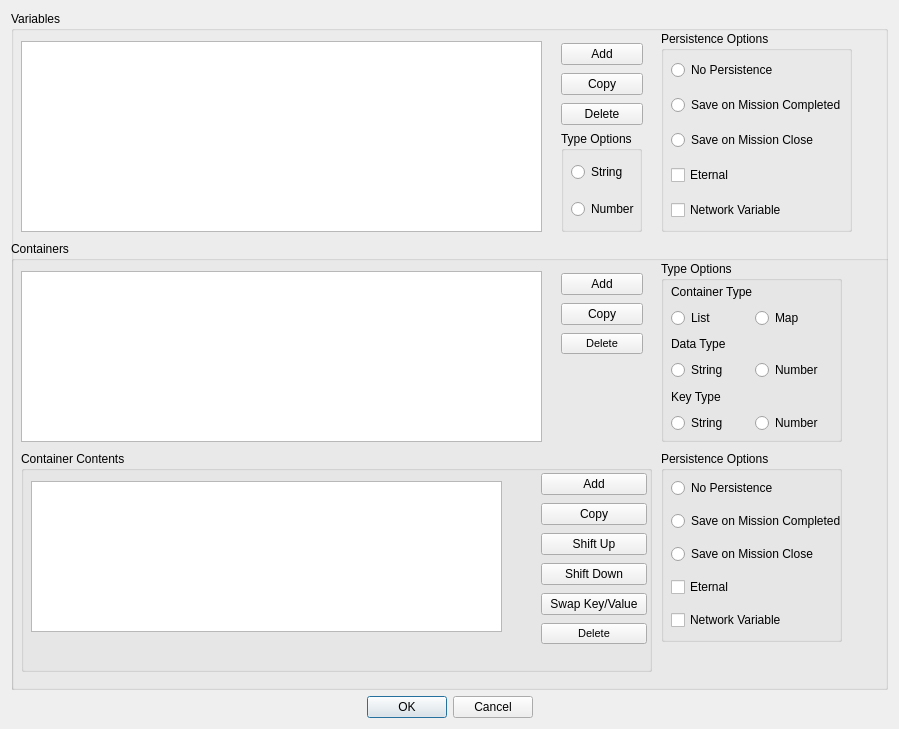
Before: the Qt Designer form qtfred/ui/VariableDialog.ui in scp-fs2open/fs2open.github.com, drawn with Qt 5.
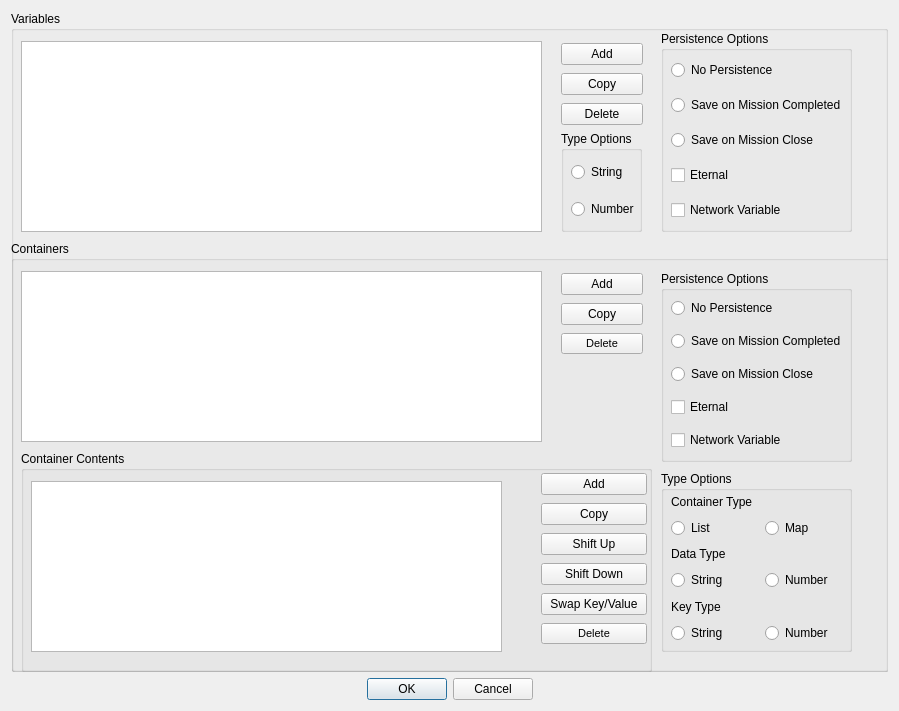
After: the same form once the commit is applied.

Diff of the .ui file:
```diff
--- a/qtfred/ui/VariableDialog.ui
+++ b/qtfred/ui/VariableDialog.ui
@@ -7,19 +7,19 @@
     <x>0</x>
     <y>0</y>
     <width>899</width>
-    <height>729</height>
+    <height>711</height>
    </rect>
   </property>
   <property name="minimumSize">
    <size>
     <width>899</width>
-    <height>729</height>
+    <height>711</height>
    </size>
   </property>
   <property name="maximumSize">
    <size>
     <width>899</width>
-    <height>729</height>
+    <height>711</height>
    </size>
   </property>
   <property name="windowTitle">
@@ -214,7 +214,7 @@
           <x>0</x>
           <y>230</y>
           <width>881</width>
-          <height>451</height>
+          <height>431</height>
          </rect>
         </property>
         <property name="minimumSize">
@@ -244,7 +244,7 @@
             <x>10</x>
             <y>30</y>
             <width>471</width>
-            <height>151</height>
+            <height>171</height>
            </rect>
           </property>
           <property name="editTriggers">
@@ -371,8 +371,8 @@
          <property name="geometry">
           <rect>
            <x>650</x>
-           <y>210</y>
-           <width>181</width>
+           <y>30</y>
+           <width>191</width>
            <height>191</height>
           </rect>
          </property>
@@ -384,7 +384,7 @@
            <rect>
             <x>10</x>
             <y>20</y>
-            <width>171</width>
+            <width>181</width>
             <height>171</height>
            </rect>
           </property>
@@ -431,8 +431,8 @@
          <property name="geometry">
           <rect>
            <x>650</x>
-           <y>20</y>
-           <width>181</width>
+           <y>230</y>
+           <width>191</width>
            <height>181</height>
           </rect>
          </property>
@@ -444,7 +444,7 @@
            <rect>
             <x>10</x>
             <y>20</y>
-            <width>161</width>
+            <width>181</width>
             <height>152</height>
            </rect>
           </property>
```
